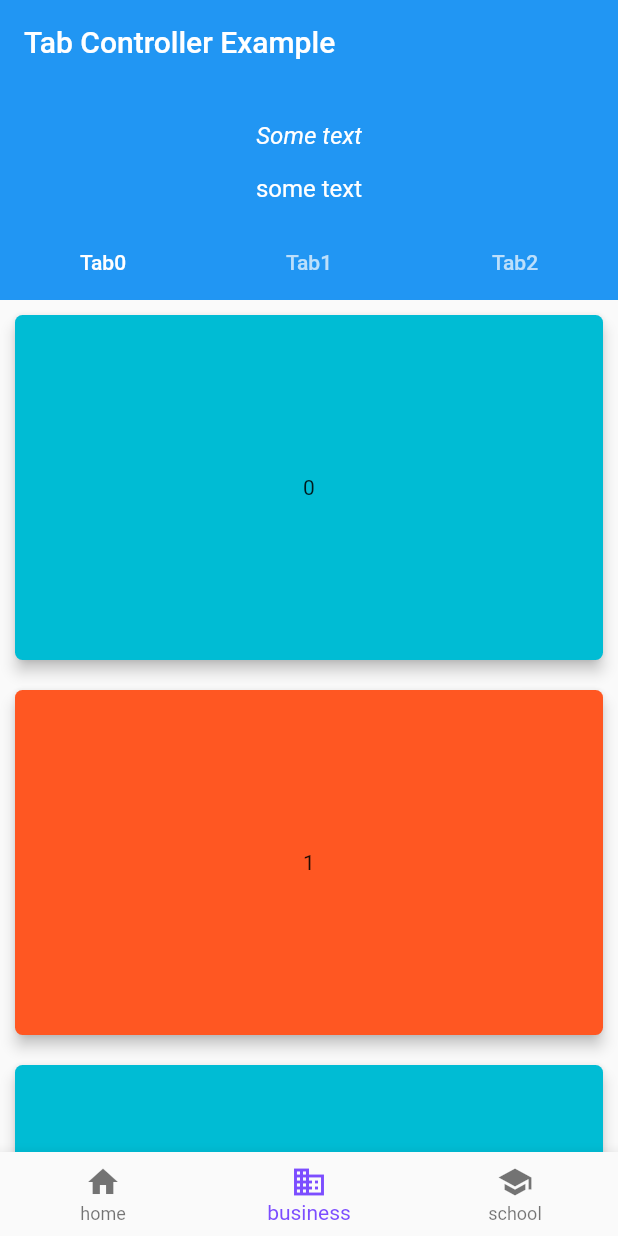
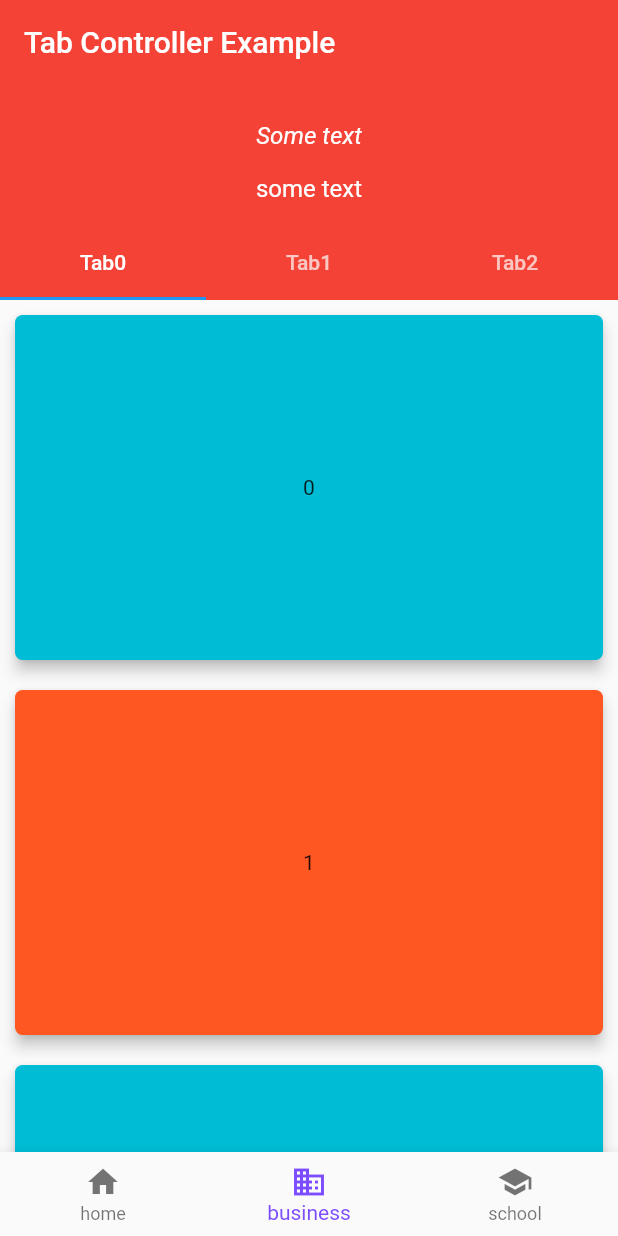
Before and after one commit to SmallMouth/Flutter_TabBar_BottomNavigationBar, a Flutter app: the screen it shows after launch, on a phone screen of 412 x 824 dp. Run offline on Flutter 3.47's test engine with Material 2 defaults, Android fonts, the phone set to English and light mode, and no system bars; Roboto replaces fonts that are missing (PlayfairDisplay).

Commit message:
update FlexibleSpaceBar

```diff
--- a/lib/screens/screen_tabpage.dart
+++ b/lib/screens/screen_tabpage.dart
@@ -67,7 +67,9 @@ class TabPageState extends State<TabPage> with SingleTickerProviderStateMixin {
                 flexibleSpace: FlexibleSpaceBar(
                   collapseMode: CollapseMode.pin,
                   centerTitle: true,
-                  background: Column(
+                  background: Container(
+                    decoration: new BoxDecoration(color: Colors.red),
+                    child: Column(
                       mainAxisAlignment: MainAxisAlignment.center,
                       crossAxisAlignment: CrossAxisAlignment.center,
                       children: <Widget>[
@@ -95,6 +97,7 @@ class TabPageState extends State<TabPage> with SingleTickerProviderStateMixin {
                                   fontSize: 16.0),
                             )),
                       ],
+                    ),
                   ),
                 ),
                 bottom: TabBar(
```
Lines whose indentation alone changed are shown as unchanged.
